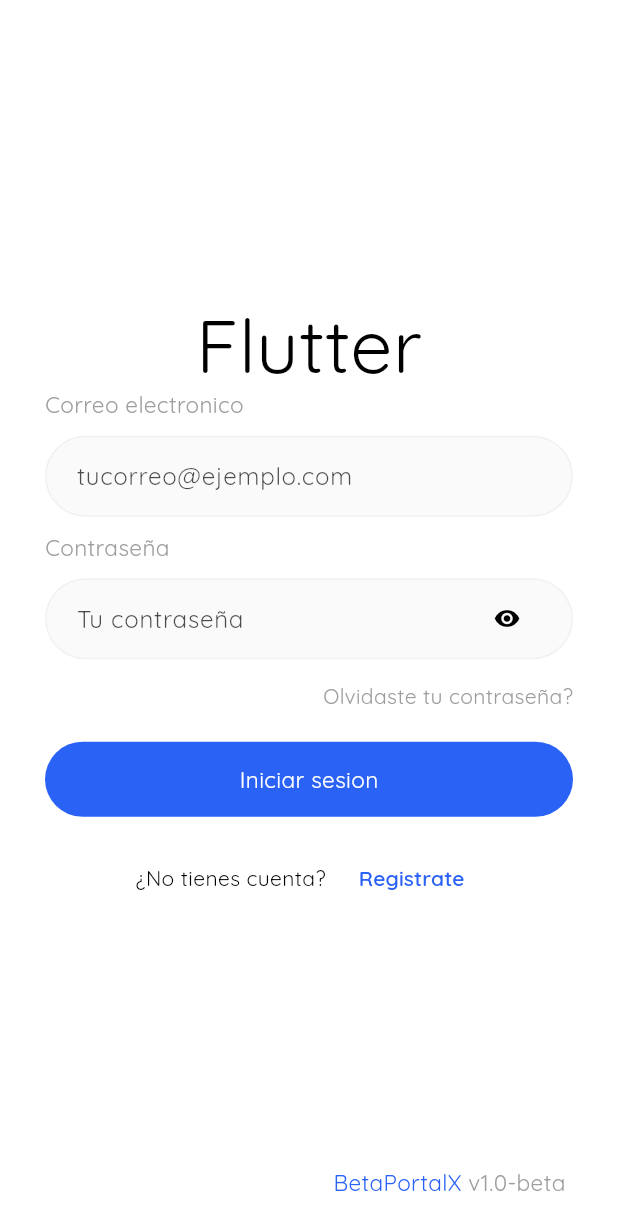
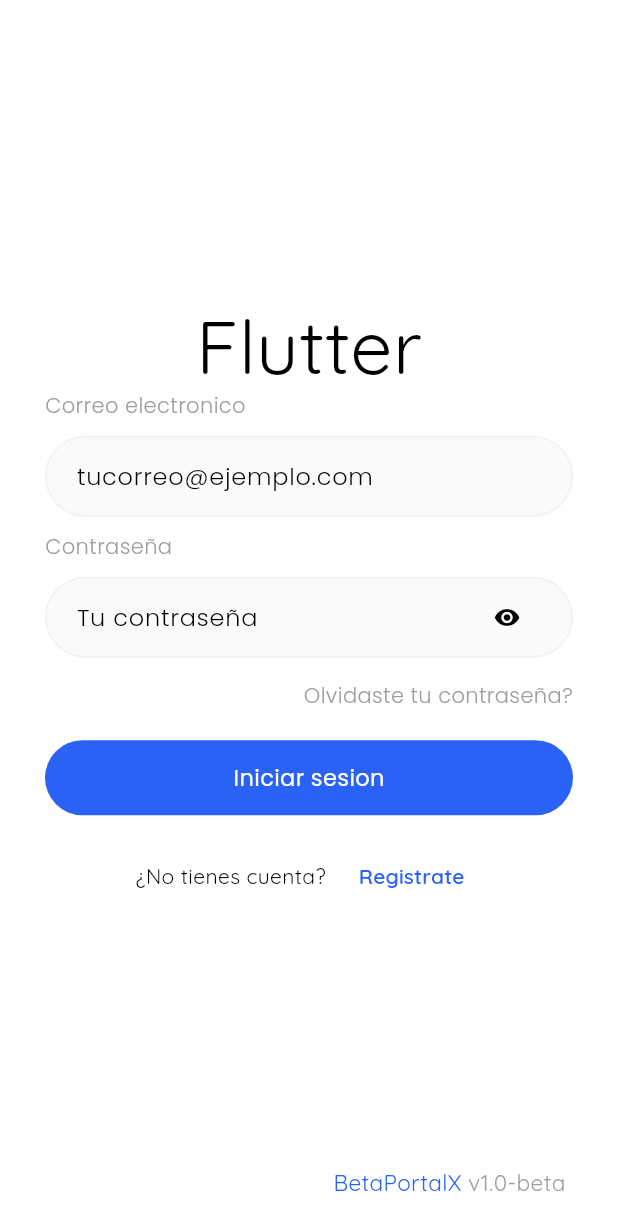
Before and after one commit to SangheliosBlack/Flutter-Template, a Flutter app: the screen it shows after launch, after a tap on "Iniciar sesion", on a phone screen of 412 x 824 dp. Shown: the top 1230 px of the screen. Run offline on Flutter 3.47's test engine with Material 3 defaults, Android fonts, the phone set to English and light mode, and no system bars; our stand-ins replace animated_text_kit, bootstrap_icons, cached_network_image, dio, dotted_line, flutter_animate and 9 more; missing offline and left inert: background_fetch; generated files the repository leaves out were written again.

Commit message:
sevreal cahnges

```diff
--- a/lib/core/config/router/route_observer.dart
+++ b/lib/core/config/router/route_observer.dart
@@ -47,6 +47,6 @@ class GoRouterObserver extends NavigatorObserver {
 
   @override
   void didRemove(Route route, Route? previousRoute) {
-    _updateCurrentRoute(previousRoute);
+    _updateCurrentRoute(previousRoute ?? route);
   }
 }
--- a/lib/core/config/themes/main_theme.dart
+++ b/lib/core/config/themes/main_theme.dart
@@ -54,6 +54,10 @@ class AppTheme {
         borderRadius: BorderRadius.circular(50),
         borderSide: BorderSide(color: error,width: 2),
       ),
+      hintStyle: GoogleFonts.poppins(
+        color: Colors.black,
+        fontWeight: FontWeight.w300
+      ),
       focusedErrorBorder: OutlineInputBorder(
         borderRadius: BorderRadius.circular(50),
         borderSide: BorderSide(color: error,width: 2),
@@ -72,7 +76,6 @@ class AppTheme {
       ),
       contentPadding: const EdgeInsets.symmetric(horizontal: 27, vertical: 17),
       errorStyle: GoogleFonts.quicksand(color: error),
-      hintStyle: GoogleFonts.quicksand(color: Colors.black.withValues(alpha: .7)),
       labelStyle: GoogleFonts.quicksand(color: AppTheme.primary, fontSize: 17),
       hoverColor: Colors.grey.withValues(alpha: .05)
     ),
--- a/lib/features/auth/presentation/screen/login_web_screen.dart
+++ b/lib/features/auth/presentation/screen/login_web_screen.dart
@@ -33,7 +33,7 @@ class LoginScreen extends ConsumerWidget {
             children: [
               ResponsiveBuilder(builder: (BuildContext context, SizingInformation sizingInformation) {
                 return Container(
-                  width: sizingInformation.isDesktop ? context.width * .5 >= 500 ? 500 : context.width * .5 : context.width,
+                  width: sizingInformation.isDesktop || sizingInformation.isTablet ? context.width * .5 >= 500 ? 500 : context.width * .5 : context.width,
                   padding: EdgeInsets.symmetric(
                   horizontal: sizingInformation.isMobile ? 30 : 0),
                   height: context.height,
--- a/lib/features/auth/presentation/widgets/web/login_form.dart
+++ b/lib/features/auth/presentation/widgets/web/login_form.dart
@@ -35,10 +35,10 @@ class LoginForm extends ConsumerWidget {
               children: [
                 Text(
                   "Correo electronico",
-                  style: GoogleFonts.quicksand(
+                  style: GoogleFonts.poppins(
                     color: Colors.grey,
-                    fontSize: 15,
-                    fontWeight: FontWeight.w400
+                    fontSize: 14,
+                    fontWeight: FontWeight.w300
                   )
                 ),
                 UsernameFieldWidget(
@@ -47,10 +47,10 @@ class LoginForm extends ConsumerWidget {
                   focus: focusNode,
                 ),
                 Text("Contraseña",
-                  style: GoogleFonts.quicksand(
+                  style: GoogleFonts.poppins(
                     color: Colors.grey,
-                    fontSize: 15,
-                    fontWeight: FontWeight.w400
+                    fontSize: 14,
+                    fontWeight: FontWeight.w300
                   )
                 ),
                 PassFieldWidget(
@@ -76,8 +76,9 @@ class LoginForm extends ConsumerWidget {
                     alignment: Alignment.centerRight,
                     child: Text(
                       "Olvidaste tu contraseña?",
-                      style: GoogleFonts.quicksand(
-                        color: Colors.grey
+                      style: GoogleFonts.poppins(
+                        color: Colors.grey,
+                        fontWeight: FontWeight.w300
                       ),
                     ),
                   ),
--- a/lib/features/auth/presentation/widgets/web/password_field.dart
+++ b/lib/features/auth/presentation/widgets/web/password_field.dart
@@ -37,7 +37,11 @@ class _PassFieldWidget extends State<PassFieldWidget> {
       textCapitalization: TextCapitalization.words,
       //focusNode: widget.focus,
       autofillHints: const [AutofillHints.password],
-      style: GoogleFonts.quicksand(color: Colors.black, fontSize: 16),
+      style: GoogleFonts.poppins(
+        color: Colors.black,
+        fontSize: 16,
+        fontWeight: FontWeight.w300
+      ),
       controller: widget.controller,
       obscureText: _obscureText,
       maxLines: 1,
@@ -55,8 +59,7 @@ class _PassFieldWidget extends State<PassFieldWidget> {
       },
       validator: _validator,
       decoration: InputDecoration(
-          contentPadding:
-              const EdgeInsets.symmetric(vertical: 15, horizontal: 17),
+        contentPadding: const EdgeInsets.symmetric(vertical: 15, horizontal: 17),
         floatingLabelBehavior: FloatingLabelBehavior.always,
         hintText: UiConstants.passwordPlaceholder,
         suffixIcon: widget.obscureText
@@ -68,8 +71,7 @@ class _PassFieldWidget extends State<PassFieldWidget> {
                       _obscureText = !_obscureText;
                     });
                   },
-                    icon: Icon(
-                        _obscureText ? Icons.visibility : Icons.visibility_off),
+                  icon: Icon(_obscureText ? Icons.visibility : Icons.visibility_off),
                 ),
           )
           : Container()),
--- a/lib/features/auth/presentation/widgets/web/user_name_field.dart
+++ b/lib/features/auth/presentation/widgets/web/user_name_field.dart
@@ -26,7 +26,11 @@ class _UsernameFieldWidgetState extends State<UsernameFieldWidget> {
     return TextFormField(
       autofocus: false,
       autofillHints: const [AutofillHints.email],
-      style: GoogleFonts.quicksand(color: Colors.black, fontSize: 16),
+      style: GoogleFonts.poppins(
+        color: Colors.black,
+        fontSize: 16,
+        fontWeight: FontWeight.w300
+      ),
       controller: widget.controller,
       maxLines: 1,
       onFieldSubmitted: (v) {
@@ -35,7 +39,7 @@ class _UsernameFieldWidgetState extends State<UsernameFieldWidget> {
       keyboardType: TextInputType.emailAddress,
       textInputAction: TextInputAction.next,
       validator: _validator,
-      onChanged: (text) {},
+            onChanged: (text) {},
       decoration: InputDecoration(
         contentPadding: const EdgeInsets.symmetric(
           vertical: 15, horizontal: 17
--- a/lib/features/shared/presentation/layouts/auth_layout.dart
+++ b/lib/features/shared/presentation/layouts/auth_layout.dart
@@ -13,12 +13,17 @@ class AuthLayout extends StatelessWidget {
   @override
   Widget build(BuildContext context) {
 
-    return Scaffold(
-      body: Column(
-        children: [
-          Expanded(child: child),
-          Footer()
-        ],
+    return Container(
+      color: Colors.white,
+      child: SafeArea(
+        child: Scaffold(
+          body: Column(
+            children: [
+              Expanded(child: child),
+              Footer()
+            ],
+          ),
+        ),
       ),
     );
 
--- a/lib/features/shared/presentation/widgets/buttons/adaptative_button.dart
+++ b/lib/features/shared/presentation/widgets/buttons/adaptative_button.dart
@@ -66,7 +66,7 @@ class AdaptativeButton extends StatelessWidget {
                                   )
                                 : Text(
                                     labelText,
-                                    style: GoogleFonts.quicksand(
+                                    style: GoogleFonts.poppins(
                                       color: Colors.white,
                                       fontSize: 15,
                                     )
--- a/lib/features/splash/presentation/screens/splash_screen.dart
+++ b/lib/features/splash/presentation/screens/splash_screen.dart
@@ -20,8 +20,8 @@ class SplashScreen extends ConsumerWidget {
 
       if(next.authenticationStatus == AuthenticationStatus.authenticated){
 
-        //context.go(PointOfSaleScreen.path);
-        context.go(HiScreen.path);
+        context.go(PointOfSaleScreen.path);
+        //context.go(HiScreen.path);
 
       }
 
--- a/lib/main.dart
+++ b/lib/main.dart
@@ -17,7 +17,7 @@ void main() async {
 
   WidgetsFlutterBinding.ensureInitialized();
 
-  SystemChrome.setPreferredOrientations([DeviceOrientation.portraitUp]);
+  SystemChrome.setPreferredOrientations([DeviceOrientation.portraitUp, DeviceOrientation.portraitDown, DeviceOrientation.landscapeLeft, DeviceOrientation.landscapeRight]);
 
   usePathUrlStrategy();
 
```
Also changed, not shown: lib/core/services/navigation_service/navigation_service.dart (added, +11 -0 lines), lib/features/auth/application/providers/auth_controller.dart (+40 -4 lines), lib/features/point_of_sale/presentation/widgets/aside_menu/button.dart (+4 -4 lines), lib/features/point_of_sale/presentation/widgets/aside_menu/menu.dart (+8 -3 lines), lib/features/auth/domain/entities/login_user_response_entiti.dart (line endings or trailing spaces), 1 other file. Lines whose indentation alone changed are shown as unchanged.
